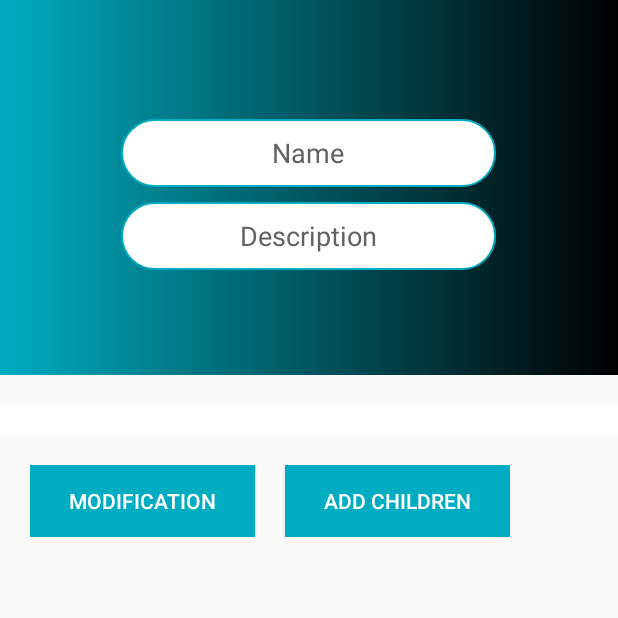
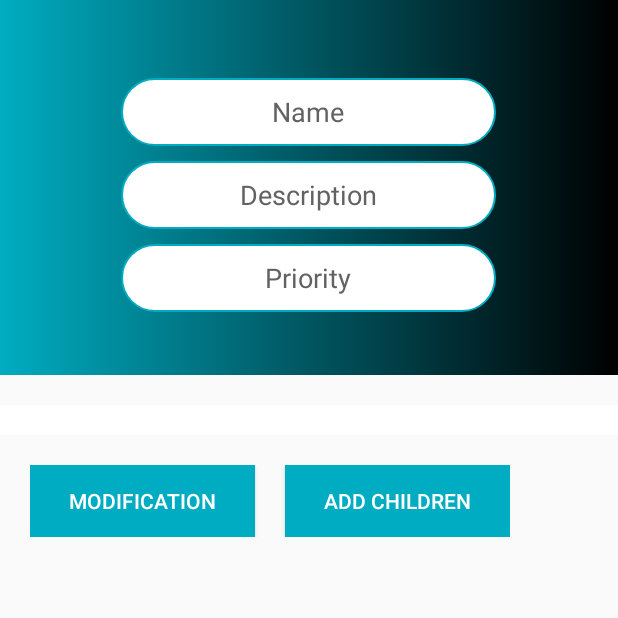
Before and after one commit to Kahina-75/Taskand, an Android app: the ModiFieldActivity screen opened directly, with no data from a screen before it, on a phone screen of 412 x 824 dp, the top half of it. Run offline under Robolectric (Android 15) with nearby library versions, the phone set to English and light mode, and no system bars.

Commit message:
Edit Task Front OK !

```diff
--- a/Taskand/app/src/main/res/layout/activity_modi_field.xml
+++ b/Taskand/app/src/main/res/layout/activity_modi_field.xml
@@ -32,6 +32,16 @@
                 android:layout_width="250dp"
                 android:layout_height="45dp"
                 android:hint="Description"
+                android:gravity="center"
+                android:background="@drawable/bt_border"
+                android:padding="8dp"
+                android:textColorHint="#626262"
+                android:layout_marginTop="10dp"/>
+            <EditText
+                android:id="@+id/editPre"
+                android:layout_width="250dp"
+                android:layout_height="45dp"
+                android:hint="Priority"
                 android:gravity="center"
                 android:background="@drawable/bt_border"
                 android:padding="8dp"
```
